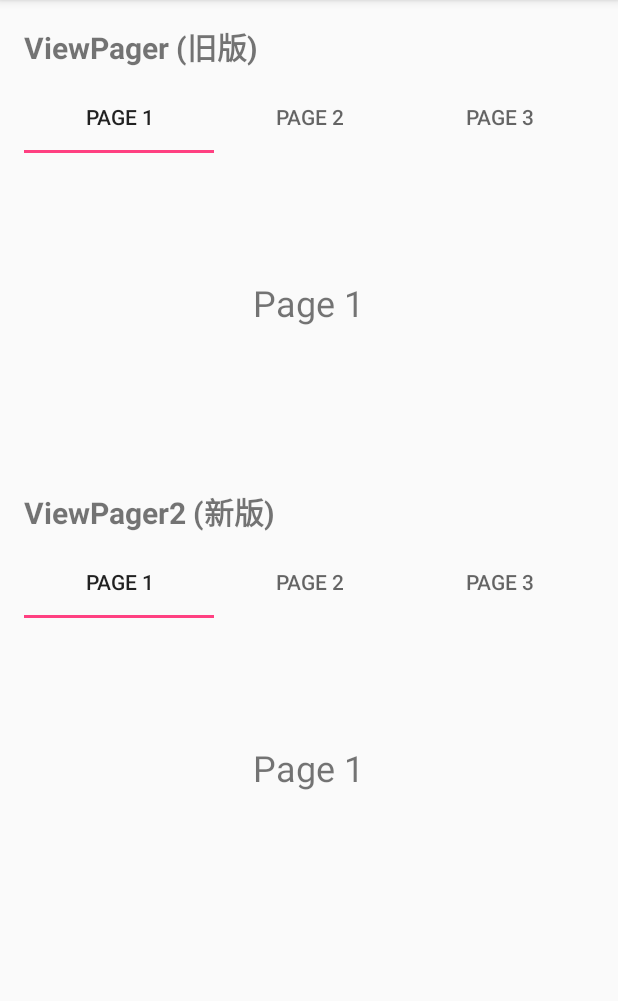
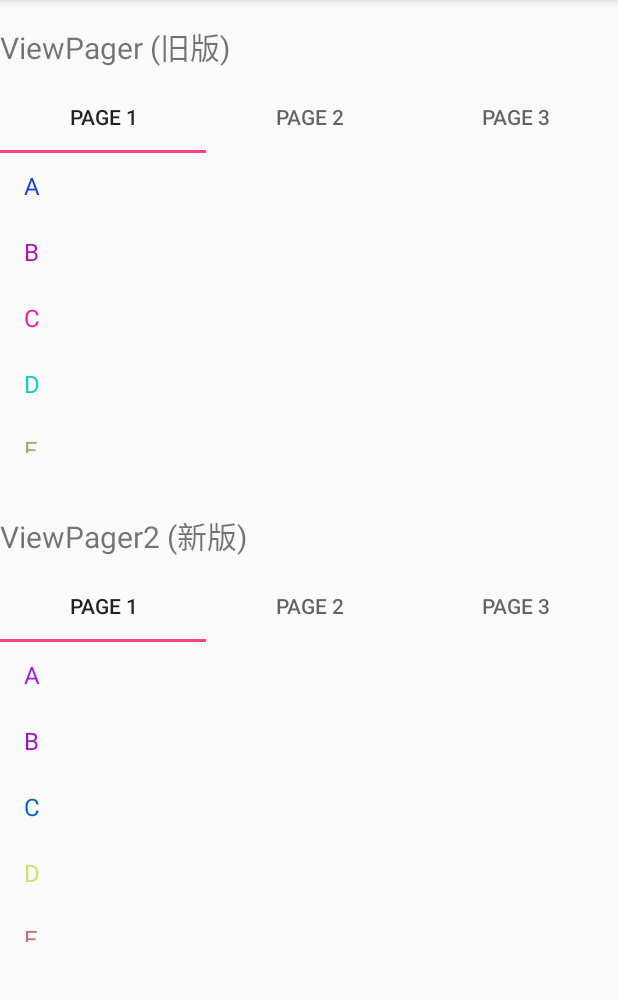
Before and after one commit to HakuLess/PlayGround, an Android app: the screen it shows after launch (ViewPagerTestActivity), after a tap on "ViewPager比较测试", on a phone screen of 412 x 824 dp, the part 84-1085 px from its top. Run offline under Robolectric (Android 15) with nearby library versions, the phone set to English and light mode, and no system bars.

Commit message:
增加ViewPager1 2 对比页面

```diff
--- a/app/src/main/java/com/example/myapp/MainActivity.kt
+++ b/app/src/main/java/com/example/myapp/MainActivity.kt
@@ -2,39 +2,66 @@ package com.example.myapp
 
 import android.content.Intent
 import android.os.Bundle
+import android.view.Gravity
 import android.view.LayoutInflater
 import android.view.View
 import android.view.ViewGroup
+import android.widget.LinearLayout
 import android.widget.TextView
 import androidx.appcompat.app.AppCompatActivity
-import androidx.recyclerview.widget.DividerItemDecoration
-import androidx.recyclerview.widget.LinearLayoutManager
 import androidx.recyclerview.widget.RecyclerView
 
 class MainActivity : AppCompatActivity() {
     override fun onCreate(savedInstanceState: Bundle?) {
         super.onCreate(savedInstanceState)
-        setContentView(R.layout.activity_main)
 
+        // 创建主布局
+        val mainLayout = LinearLayout(this).apply {
+            orientation = LinearLayout.VERTICAL
+            layoutParams = ViewGroup.LayoutParams(
+                ViewGroup.LayoutParams.MATCH_PARENT,
+                ViewGroup.LayoutParams.MATCH_PARENT
+            )
+        }
+
+        // 添加标题
+        val title = TextView(this).apply {
+            text = "功能目录"
+            textSize = 24f
+            gravity = Gravity.CENTER
+            setPadding(0, 24.dpToPx(), 0, 24.dpToPx())
+        }
+        mainLayout.addView(title)
+
+        // 添加菜单项
         val menuItems = listOf(
             MenuItem("ViewPager比较测试", ViewPagerTestActivity::class.java),
             MenuItem("测试页面2", MainActivity::class.java),
             MenuItem("测试页面3", MainActivity::class.java)
         )
 
-        val recyclerView = findViewById<RecyclerView>(R.id.menuRecyclerView)
-        recyclerView.layoutManager = LinearLayoutManager(this)
-        recyclerView.addItemDecoration(
-            DividerItemDecoration(this, DividerItemDecoration.VERTICAL)
-        )
-        recyclerView.adapter = MenuAdapter(menuItems) { item ->
-            startActivity(Intent(this, item.activityClass))
+        menuItems.forEach { item ->
+            val menuItem = TextView(this).apply {
+                text = item.title
+                textSize = 18f
+                setPadding(24.dpToPx(), 16.dpToPx(), 24.dpToPx(), 16.dpToPx())
+                setOnClickListener {
+                    startActivity(Intent(this@MainActivity, item.activityClass))
+                }
+            }
+            mainLayout.addView(menuItem)
         }
+
+        setContentView(mainLayout)
     }
+
+    private fun Int.dpToPx(): Int = (this * resources.displayMetrics.density).toInt()
 }
 
 data class MenuItem(val title: String, val activityClass: Class<*>)
 
+// 暂时注释掉RecyclerView相关代码，因为缺少布局文件
+/*
 class MenuAdapter(
     private val items: List<MenuItem>,
     private val onClick: (MenuItem) -> Unit
@@ -65,3 +92,4 @@ class MenuViewHolder(
         itemView.setOnClickListener { onClick(item) }
     }
 }
+*/
--- a/app/src/main/java/com/example/myapp/ViewPagerTestActivity.kt
+++ b/app/src/main/java/com/example/myapp/ViewPagerTestActivity.kt
@@ -1,62 +1,166 @@
 package com.example.myapp
 
+import android.graphics.Color
 import android.os.Bundle
 import android.view.LayoutInflater
 import android.view.View
 import android.view.ViewGroup
+import android.widget.LinearLayout
 import android.widget.TextView
 import androidx.appcompat.app.AppCompatActivity
 import androidx.fragment.app.Fragment
 import androidx.fragment.app.FragmentManager
 import androidx.fragment.app.FragmentPagerAdapter
+import androidx.recyclerview.widget.LinearLayoutManager
 import androidx.recyclerview.widget.RecyclerView
 import androidx.viewpager.widget.ViewPager
 import androidx.viewpager2.adapter.FragmentStateAdapter
 import androidx.viewpager2.widget.ViewPager2
 import com.google.android.material.tabs.TabLayout
 import com.google.android.material.tabs.TabLayoutMediator
+import kotlin.random.Random
 
 class ViewPagerTestActivity : AppCompatActivity() {
     override fun onCreate(savedInstanceState: Bundle?) {
         super.onCreate(savedInstanceState)
-        setContentView(R.layout.activity_viewpager_test)
 
-        // ViewPager (旧版)
-        val viewPager = findViewById<ViewPager>(R.id.viewPager)
-        viewPager.adapter = ViewPagerAdapter(supportFragmentManager)
+        // 创建主布局
+        val mainLayout = LinearLayout(this).apply {
+            orientation = LinearLayout.VERTICAL
+            layoutParams = ViewGroup.LayoutParams(
+                ViewGroup.LayoutParams.MATCH_PARENT,
+                ViewGroup.LayoutParams.MATCH_PARENT
+            )
+        }
 
-        val tabLayout = findViewById<TabLayout>(R.id.tabLayout)
+        // 添加ViewPager (旧版)部分
+        addViewPagerSection(mainLayout, "ViewPager (旧版)")
+
+        // 添加ViewPager2 (新版)部分
+        addViewPager2Section(mainLayout, "ViewPager2 (新版)")
+
+        setContentView(mainLayout)
+    }
+
+    private fun addViewPagerSection(parent: LinearLayout, title: String) {
+        // 添加标题
+        val titleView = TextView(this).apply {
+            text = title
+            textSize = 20f
+            setPadding(0, 16.dpToPx(), 0, 8.dpToPx())
+        }
+        parent.addView(titleView)
+
+        // 添加TabLayout
+        val tabLayout = TabLayout(this)
+        parent.addView(tabLayout)
+
+        // 添加ViewPager
+        val viewPager = ViewPager(this).apply {
+            id = View.generateViewId()
+            layoutParams = LinearLayout.LayoutParams(
+                LinearLayout.LayoutParams.MATCH_PARENT,
+                200.dpToPx()
+            ).apply {
+                bottomMargin = 24.dpToPx()
+            }
+            adapter = object : FragmentPagerAdapter(supportFragmentManager, BEHAVIOR_RESUME_ONLY_CURRENT_FRAGMENT) {
+                override fun getCount(): Int = 3 // 3个Fragment
+                override fun getItem(position: Int) = TestFragment.newInstance(position)
+                override fun getPageTitle(position: Int) = "Page ${position + 1}"
+            }
+        }
+        parent.addView(viewPager)
+
+        // 关联TabLayout和ViewPager
         tabLayout.setupWithViewPager(viewPager)
+    }
 
-        // ViewPager2 (新版)
-        val viewPager2 = findViewById<ViewPager2>(R.id.viewPager2)
-        val tabLayout2 = findViewById<TabLayout>(R.id.tabLayout2)
-        viewPager2.adapter = ViewPager2Adapter(this)
+    private fun addViewPager2Section(parent: LinearLayout, title: String) {
+        // 添加标题
+        val titleView = TextView(this).apply {
+            text = title
+            textSize = 20f
+            setPadding(0, 16.dpToPx(), 0, 8.dpToPx())
+        }
+        parent.addView(titleView)
 
-        TabLayoutMediator(tabLayout2, viewPager2) { tab, position ->
+        // 添加TabLayout
+        val tabLayout = TabLayout(this)
+        parent.addView(tabLayout)
+
+        // 添加ViewPager2
+        val viewPager2 = ViewPager2(this).apply {
+            layoutParams = LinearLayout.LayoutParams(
+                LinearLayout.LayoutParams.MATCH_PARENT,
+                200.dpToPx()
+            )
+            adapter = object : FragmentStateAdapter(this@ViewPagerTestActivity) {
+                override fun getItemCount(): Int = 3 // 3个Fragment
+                override fun createFragment(position: Int) = TestFragment.newInstance(position)
+            }
+        }
+        parent.addView(viewPager2)
+
+        // 关联TabLayout和ViewPager2
+        TabLayoutMediator(tabLayout, viewPager2) { tab, position ->
             tab.text = "Page ${position + 1}"
         }.attach()
     }
+
+    private fun Int.dpToPx(): Int = (this * resources.displayMetrics.density).toInt()
 }
 
 class ViewPagerAdapter(fm: FragmentManager) : FragmentPagerAdapter(fm, BEHAVIOR_RESUME_ONLY_CURRENT_FRAGMENT) {
-    override fun getCount(): Int = 3
+    override fun getCount(): Int = 26 // A-Z 共26个字母
 
     override fun getItem(position: Int): Fragment {
-        return TestFragment.newInstance(position + 1)
+        return TestFragment.newInstance(position)
     }
 
     override fun getPageTitle(position: Int): CharSequence {
-        return "Page ${position + 1}"
+        return ('A' + position).toString()
     }
 }
 
 class ViewPager2Adapter(activity: AppCompatActivity) : FragmentStateAdapter(activity) {
-    override fun getItemCount(): Int = 3
+    override fun getItemCount(): Int = 26 // A-Z 共26个字母
 
     override fun createFragment(position: Int): Fragment {
-        return TestFragment.newInstance(position + 1)
+        return TestFragment.newInstance(position)
     }
+}
+
+class LetterViewHolder(itemView: View) : RecyclerView.ViewHolder(itemView) {
+    private val textView: TextView = itemView.findViewById(android.R.id.text1)
+
+    fun bind(letter: String) {
+        textView.text = letter
+        textView.setTextColor(Color.rgb(
+            Random.nextInt(256),
+            Random.nextInt(256),
+            Random.nextInt(256)
+        ))
+        textView.layoutParams.height = 44.dpToPx()
+    }
+
+    private fun Int.dpToPx(): Int = (this * itemView.resources.displayMetrics.density).toInt()
+}
+
+class LetterAdapter : RecyclerView.Adapter<LetterViewHolder>() {
+    private val letters = ('A'..'Z').map { it.toString() }
+
+    override fun onCreateViewHolder(parent: ViewGroup, viewType: Int): LetterViewHolder {
+        val view = LayoutInflater.from(parent.context)
+            .inflate(android.R.layout.simple_list_item_1, parent, false)
+        return LetterViewHolder(view)
+    }
+
+    override fun onBindViewHolder(holder: LetterViewHolder, position: Int) {
+        holder.bind(letters[position])
+    }
+
+    override fun getItemCount(): Int = letters.size
 }
 
 class TestFragment : Fragment() {
@@ -65,22 +169,19 @@ class TestFragment : Fragment() {
         container: ViewGroup?,
         savedInstanceState: Bundle?
     ): View {
-        return inflater.inflate(R.layout.fragment_test, container, false)
-    }
-
-    override fun onViewCreated(view: View, savedInstanceState: Bundle?) {
-        super.onViewCreated(view, savedInstanceState)
-        val pageNumber = arguments?.getInt("page") ?: 1
-        view.findViewById<TextView>(R.id.pageNumberTextView).text = "Page $pageNumber"
+        return RecyclerView(requireContext()).apply {
+            layoutManager = LinearLayoutManager(context)
+            adapter = LetterAdapter()
+            layoutParams = ViewGroup.LayoutParams(
+                ViewGroup.LayoutParams.MATCH_PARENT,
+                ViewGroup.LayoutParams.MATCH_PARENT
+            )
+        }
     }
 
     companion object {
-        fun newInstance(pageNumber: Int): TestFragment {
-            val fragment = TestFragment()
-            val args = Bundle()
-            args.putInt("page", pageNumber)
-            fragment.arguments = args
-            return fragment
+        fun newInstance(position: Int): TestFragment {
+            return TestFragment()
         }
     }
 }
--- a/app/src/main/res/layout/activity_main.xml
+++ /dev/null
@@ -1,31 +0,0 @@
-<?xml version="1.0" encoding="utf-8"?>
-<androidx.constraintlayout.widget.ConstraintLayout xmlns:android="http://schemas.android.com/apk/res/android"
-    xmlns:app="http://schemas.android.com/apk/res-auto"
-    xmlns:tools="http://schemas.android.com/tools"
-    android:layout_width="match_parent"
-    android:layout_height="match_parent"
-    tools:context=".MainActivity">
-
-    <TextView
-        android:id="@+id/titleTextView"
-        android:layout_width="wrap_content"
-        android:layout_height="wrap_content"
-        android:text="功能目录"
-        android:textSize="24sp"
-        android:textStyle="bold"
-        android:layout_marginTop="24dp"
-        app:layout_constraintTop_toTopOf="parent"
-        app:layout_constraintStart_toStartOf="parent"
-        app:layout_constraintEnd_toEndOf="parent" />
-
-    <androidx.recyclerview.widget.RecyclerView
-        android:id="@+id/menuRecyclerView"
-        android:layout_width="0dp"
-        android:layout_height="0dp"
-        android:layout_marginTop="16dp"
-        app:layout_constraintTop_toBottomOf="@id/titleTextView"
-        app:layout_constraintBottom_toBottomOf="parent"
-        app:layout_constraintStart_toStartOf="parent"
-        app:layout_constraintEnd_toEndOf="parent" />
-
-</androidx.constraintlayout.widget.ConstraintLayout>
--- a/app/src/main/res/layout/activity_viewpager_test.xml
+++ /dev/null
@@ -1,45 +0,0 @@
-<?xml version="1.0" encoding="utf-8"?>
-<LinearLayout xmlns:android="http://schemas.android.com/apk/res/android"
-    xmlns:app="http://schemas.android.com/apk/res-auto"
-    android:layout_width="match_parent"
-    android:layout_height="match_parent"
-    android:orientation="vertical"
-    android:padding="16dp">
-
-    <TextView
-        android:layout_width="match_parent"
-        android:layout_height="wrap_content"
-        android:text="ViewPager (旧版)"
-        android:textSize="20sp"
-        android:textStyle="bold"
-        android:layout_marginBottom="8dp"/>
-
-    <com.google.android.material.tabs.TabLayout
-        android:id="@+id/tabLayout"
-        android:layout_width="match_parent"
-        android:layout_height="wrap_content" />
-
-    <androidx.viewpager.widget.ViewPager
-        android:id="@+id/viewPager"
-        android:layout_width="match_parent"
-        android:layout_height="200dp"
-        android:layout_marginBottom="24dp"/>
-
-    <TextView
-        android:layout_width="match_parent"
-        android:layout_height="wrap_content"
-        android:text="ViewPager2 (新版)"
-        android:textSize="20sp"
-        android:textStyle="bold"
-        android:layout_marginBottom="8dp"/>
-
-    <com.google.android.material.tabs.TabLayout
-        android:id="@+id/tabLayout2"
-        android:layout_width="match_parent"
-        android:layout_height="wrap_content" />
-
-    <androidx.viewpager2.widget.ViewPager2
-        android:id="@+id/viewPager2"
-        android:layout_width="match_parent"
-        android:layout_height="200dp"/>
-</LinearLayout>
```
